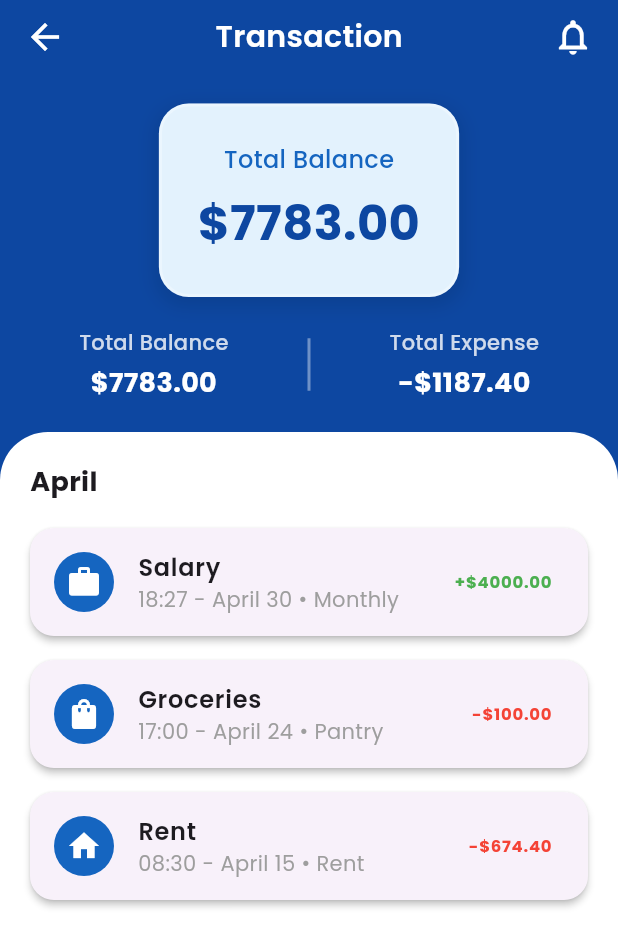
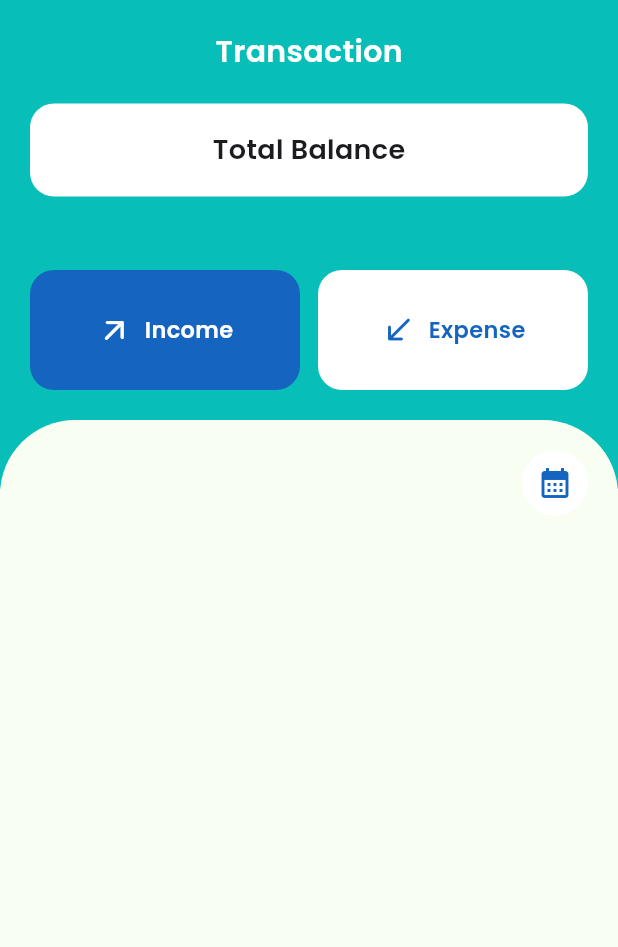
Before and after one commit to asyrafrzki/Dompetku-app, a Flutter app: the TransactionsPage screen opened directly, on a phone screen of 412 x 824 dp. Shown: the top 947 px of the screen. Run offline on Flutter 3.47's test engine with Material 3 defaults, Android fonts, the phone set to English and light mode, and no system bars; our stand-ins replace cloud_firestore, firebase_auth, firebase_core, google_fonts, table_calendar; accounts and stored records are empty.

Commit message:
Mengubah tampilan transaksi dan menambah transaksi

```diff
--- /dev/null
+++ b/lib/presentation/pages/transactions/add_transaction_page.dart
@@ -0,0 +1,181 @@
+import 'package:flutter/material.dart';
+import 'package:google_fonts/google_fonts.dart';
+import 'package:dompetku/presentation/widgets/date_picker_calender.dart';
+
+// --- DEFINISI WARNA ---
+const Color kPrimaryColor = Color(0xFF07BEB8);
+const Color kLightBackgroundColor = Color(0xFFF8FFF2);
+const Color kActiveButtonColor = Color(0xFF1565C0);
+
+class TransactionsPage extends StatefulWidget {
+  const TransactionsPage({Key? key}) : super(key: key);
+
+  @override
+  State<TransactionsPage> createState() => _TransactionsPageState();
+}
+
+class _TransactionsPageState extends State<TransactionsPage> {
+  int selectedTab = 0;
+  DateTime? selectedDate;
+
+  @override
+  Widget build(BuildContext context) {
+    final double statusBarHeight = MediaQuery.of(context).padding.top;
+    const double tabHeight = 70;
+    const double tabTopPosition = 180;
+    const double verticalGap = 60;
+    final double bodyWhiteTopPosition =
+        statusBarHeight + tabTopPosition + tabHeight + verticalGap - 30;
+    final double headerBottomPadding =
+        tabTopPosition + (tabHeight / 2) - 20;
+
+    return Scaffold(
+      backgroundColor: kPrimaryColor,
+      body: Stack(
+        children: [
+          Column(
+            children: [
+              Container(
+                width: double.infinity,
+                padding: EdgeInsets.fromLTRB(
+                    20, statusBarHeight + 20, 20, headerBottomPadding),
+                color: kPrimaryColor,
+                child: Column(
+                  children: [
+                    Text(
+                      "Transaction",
+                      style: GoogleFonts.poppins(
+                        fontSize: 20,
+                        fontWeight: FontWeight.w600,
+                        color: Colors.white,
+                      ),
+                    ),
+                    const SizedBox(height: 20),
+                    Container(
+                      padding: const EdgeInsets.symmetric(
+                          horizontal: 20, vertical: 18),
+                      decoration: BoxDecoration(
+                        color: Colors.white,
+                        borderRadius: BorderRadius.circular(16),
+                      ),
+                      child: Center(
+                        child: Text(
+                          "Total Balance",
+                          style: GoogleFonts.poppins(
+                            fontSize: 18,
+                            fontWeight: FontWeight.w600,
+                          ),
+                        ),
+                      ),
+                    ),
+                  ],
+                ),
+              ),
+              Expanded(child: Container(color: kLightBackgroundColor)),
+            ],
+          ),
+
+          // ===== BODY PUTIH =====
+          Positioned.fill(
+            top: bodyWhiteTopPosition,
+            child: Container(
+              padding: const EdgeInsets.all(20),
+              decoration: const BoxDecoration(
+                color: kLightBackgroundColor,
+                borderRadius: BorderRadius.only(
+                  topLeft: Radius.circular(50),
+                  topRight: Radius.circular(50),
+                ),
+              ),
+              child: Column(
+                children: [
+                  Align(
+                    alignment: Alignment.centerRight,
+                    child: GestureDetector(
+                      onTap: () async {
+                        final result = await showDialog(
+                          context: context,
+                          builder: (_) => const DatePickerCalendar(),
+                        );
+
+                        if (result != null && result is DateTime) {
+                          setState(() => selectedDate = result);
+                        }
+                      },
+                      child: Container(
+                        padding: const EdgeInsets.all(10),
+                        decoration: const BoxDecoration(
+                          color: Colors.white,
+                          shape: BoxShape.circle,
+                        ),
+                        child: const Icon(
+                          Icons.calendar_month,
+                          color: kActiveButtonColor,
+                        ),
+                      ),
+                    ),
+                  ),
+                  const SizedBox(height: 15),
+
+                  if (selectedDate != null)
+                    Text(
+                      "Selected: ${selectedDate!.day}/${selectedDate!.month}/${selectedDate!.year}",
+                      style: GoogleFonts.poppins(
+                        fontSize: 14,
+                        fontWeight: FontWeight.w600,
+                      ),
+                    ),
+                ],
+              ),
+            ),
+          ),
+
+          // ===== TAB FLOATING =====
+          Positioned(
+            top: statusBarHeight + tabTopPosition,
+            left: 20,
+            right: 20,
+            child: Row(
+              children: [
+                Expanded(child: _buildTab(0, "Income", Icons.arrow_outward_rounded)),
+                const SizedBox(width: 12),
+                Expanded(child: _buildTab(1, "Expense", Icons.south_west_rounded)),
+              ],
+            ),
+          ),
+        ],
+      ),
+    );
+  }
+
+  Widget _buildTab(int index, String title, IconData icon) {
+    bool active = selectedTab == index;
+
+    return GestureDetector(
+      onTap: () => setState(() => selectedTab = index),
+      child: AnimatedContainer(
+        duration: const Duration(milliseconds: 200),
+        padding: const EdgeInsets.symmetric(vertical: 28),
+        decoration: BoxDecoration(
+          color: active ? kActiveButtonColor : Colors.white,
+          borderRadius: BorderRadius.circular(16),
+        ),
+        child: Row(
+          mainAxisAlignment: MainAxisAlignment.center,
+          children: [
+            Icon(icon, color: active ? Colors.white : kActiveButtonColor),
+            const SizedBox(width: 8),
+            Text(
+              title,
+              style: GoogleFonts.poppins(
+                fontWeight: FontWeight.w600,
+                fontSize: 15,
+                color: active ? Colors.white : kActiveButtonColor,
+              ),
+            ),
+          ],
+        ),
+      ),
+    );
+  }
+}
--- a/lib/presentation/pages/transactions/transaction_page.dart
+++ b/lib/presentation/pages/transactions/transaction_page.dart
@@ -1,215 +1,56 @@
 import 'package:flutter/material.dart';
-import 'package:google_fonts/google_fonts.dart';
 
-class TransactionsPage extends StatefulWidget {
-  const TransactionsPage({Key? key}) : super(key: key);
+class CustomBottomNavBar extends StatelessWidget {
+  final int selectedIndex;
+  final Function(int) onItemTapped;
 
-  @override
-  State<TransactionsPage> createState() => _TransactionsPageState();
-}
-
-class _TransactionsPageState extends State<TransactionsPage> {
-  final double totalBalance = 7783.00;
-  final double totalExpense = 1187.40;
-  final double target = 20000.00;
-
-  final List<Map<String, dynamic>> dummyTransactions = const [
-    {
-      "title": "Salary",
-      "date": "18:27 - April 30",
-      "category": "Monthly",
-      "amount": 4000.00,
-      "isExpense": false,
-      "icon": Icons.work,
-    },
-    {
-      "title": "Groceries",
-      "date": "17:00 - April 24",
-      "category": "Pantry",
-      "amount": -100.00,
-      "isExpense": true,
-      "icon": Icons.shopping_bag,
-    },
-    {
-      "title": "Rent",
-      "date": "08:30 - April 15",
-      "category": "Rent",
-      "amount": -674.40,
-      "isExpense": true,
-      "icon": Icons.home,
-    },
-  ];
+  const CustomBottomNavBar({
+    super.key,
+    required this.selectedIndex,
+    required this.onItemTapped,
+  });
 
   @override
   Widget build(BuildContext context) {
-    return Scaffold(
-      backgroundColor: const Color(0xFF0D47A1),
-      body: SafeArea(
-        child: Column(
-          children: [
-            Padding(
-              padding: const EdgeInsets.symmetric(horizontal: 16, vertical: 10),
-              child: Row(
-                mainAxisAlignment: MainAxisAlignment.spaceBetween,
-                children: [
-                  const Icon(Icons.arrow_back, color: Colors.white, size: 28),
-                  Text(
-                    "Transaction",
-                    style: GoogleFonts.poppins(
-                      fontSize: 20,
-                      fontWeight: FontWeight.w600,
-                      color: Colors.white,
-                    ),
-                  ),
-                  const Icon(Icons.notifications_none,
-                      color: Colors.white, size: 28),
-                ],
+    return Container(
+      height: 80,
+      decoration: const BoxDecoration(
+        color: Color(0xFF07BEB8), // Warna tema biru kehijauan
+        borderRadius: BorderRadius.only(
+          topLeft: Radius.circular(53),
+          topRight: Radius.circular(53),
+        ),
+      ),
+      child: Row(
+        mainAxisAlignment: MainAxisAlignment.spaceAround,
+        children: List.generate(5, (index) {
+          List<IconData> icons = [
+            Icons.home, // Home
+            Icons.bar_chart, // Analytics
+            Icons.swap_horiz, // Transactions
+            Icons.layers, // Categories (Asumsi)
+            Icons.person // Profile
+          ];
+
+          bool selected = index == selectedIndex;
+
+          return GestureDetector(
+            onTap: () => onItemTapped(index),
+            child: AnimatedContainer(
+              duration: const Duration(milliseconds: 200),
+              padding: const EdgeInsets.all(12),
+              decoration: BoxDecoration(
+                color: selected ? const Color(0xFFC4FFF9) : Colors.transparent, // Warna highlight
+                shape: BoxShape.circle,
+              ),
+              child: Icon(
+                icons[index],
+                size: 28,
+                color: selected ? Colors.black : Colors.white,
               ),
             ),
-
-            const SizedBox(height: 20),
-            Container(
-              margin: const EdgeInsets.symmetric(horizontal: 20),
-              padding: const EdgeInsets.all(24),
-              decoration: BoxDecoration(
-                color: const Color(0xFFE3F2FD),
-                borderRadius: BorderRadius.circular(20),
-                border: Border.all(color: Colors.white30, width: 2),
-                boxShadow: [
-                  BoxShadow(
-                    color: Colors.black.withOpacity(0.1),
-                    spreadRadius: 2,
-                    blurRadius: 10,
-                    offset: const Offset(0, 4),
-                  ),
-                ],
-              ),
-              child: Column(
-                children: [
-                  Text(
-                    "Total Balance",
-                    style: GoogleFonts.poppins(
-                      fontSize: 16,
-                      fontWeight: FontWeight.w500,
-                      color: const Color(0xFF1565C0),
-                    ),
-                  ),
-                  const SizedBox(height: 8),
-                  Text(
-                    "\$${totalBalance.toStringAsFixed(2)}",
-                    style: GoogleFonts.poppins(
-                      fontSize: 32,
-                      fontWeight: FontWeight.bold,
-                      color: const Color(0xFF0D47A1),
-                    ),
-                  ),
-                ],
-              ),
-            ),
-
-            const SizedBox(height: 20),
-            Row(
-              mainAxisAlignment: MainAxisAlignment.spaceEvenly,
-              children: [
-                Expanded(
-                  child: _buildInfoBox(
-                      "Total Balance", "\$${totalBalance.toStringAsFixed(2)}", Colors.white),
-                ),
-                Container(
-                  height: 35,
-                  width: 2,
-                  color: Colors.white.withOpacity(0.4),
-                ),
-                Expanded(
-                  child: _buildInfoBox("Total Expense",
-                      "-\$${totalExpense.toStringAsFixed(2)}", Colors.white),
-                ),
-              ],
-            ),
-
-            const SizedBox(height: 20),
-
-            Expanded(
-              child: Container(
-                width: double.infinity,
-                padding: const EdgeInsets.all(20),
-                decoration: const BoxDecoration(
-                  color: Colors.white,
-                  borderRadius: BorderRadius.only(
-                    topLeft: Radius.circular(32),
-                    topRight: Radius.circular(32),
-                  ),
-                ),
-                child: ListView(
-                  children: [
-                    Text(
-                      "April",
-                      style: GoogleFonts.poppins(
-                          fontSize: 18, fontWeight: FontWeight.bold),
-                    ),
-                    const SizedBox(height: 10),
-                    ...dummyTransactions
-                        .map((tx) => _buildTransactionItem(tx))
-                        .toList(),
-                  ],
-                ),
-              ),
-            )
-          ],
-        ),
-      ),
-    );
-  }
-
-  Widget _buildInfoBox(String title, String value, Color color) {
-    return Column(
-      children: [
-        Text(
-          title,
-          style: GoogleFonts.poppins(
-            fontSize: 14,
-            fontWeight: FontWeight.w500,
-            color: color.withOpacity(0.8),
-          ),
-        ),
-        const SizedBox(height: 4),
-        Text(
-          value,
-          style: GoogleFonts.poppins(
-            fontSize: 18,
-            fontWeight: FontWeight.bold,
-            color: color,
-          ),
-        ),
-      ],
-    );
-  }
-
-  Widget _buildTransactionItem(Map<String, dynamic> tx) {
-    return Card(
-      margin: const EdgeInsets.symmetric(vertical: 8),
-      shape: RoundedRectangleBorder(borderRadius: BorderRadius.circular(16)),
-      elevation: 2,
-      child: ListTile(
-        leading: CircleAvatar(
-          backgroundColor: const Color(0xFF1565C0),
-          child: Icon(tx["icon"], color: Colors.white),
-        ),
-        title: Text(
-          tx["title"],
-          style: GoogleFonts.poppins(fontWeight: FontWeight.w600),
-        ),
-        subtitle: Text(
-          "${tx["date"]} • ${tx["category"]}",
-          style: GoogleFonts.poppins(color: Colors.grey),
-        ),
-        trailing: Text(
-          "${tx["isExpense"] ? '-' : '+'}\$${tx["amount"].abs().toStringAsFixed(2)}",
-          style: GoogleFonts.poppins(
-            fontWeight: FontWeight.bold,
-            color: tx["isExpense"] ? Colors.red : Colors.green,
-          ),
-        ),
+          );
+        }),
       ),
     );
   }
```
